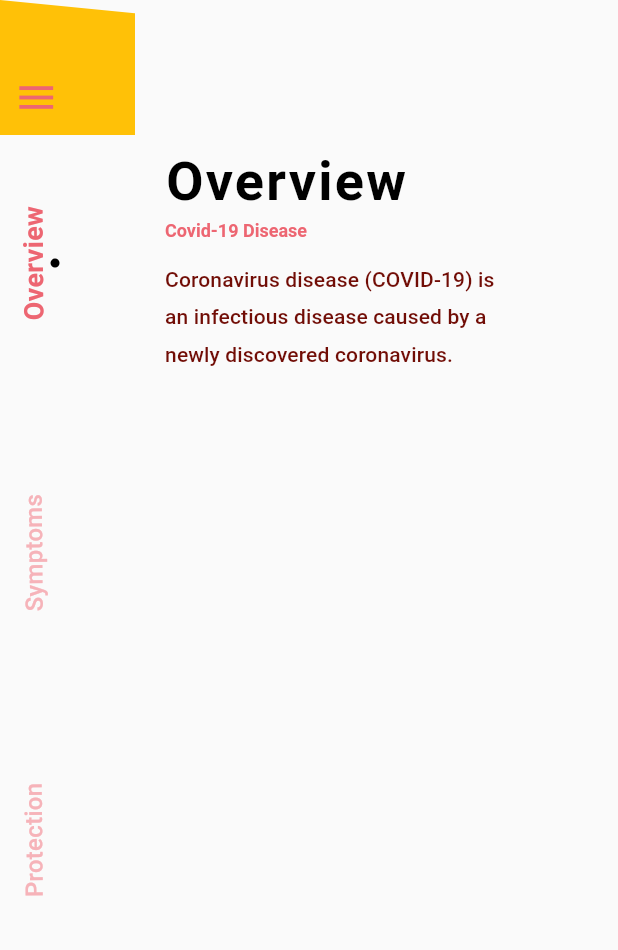
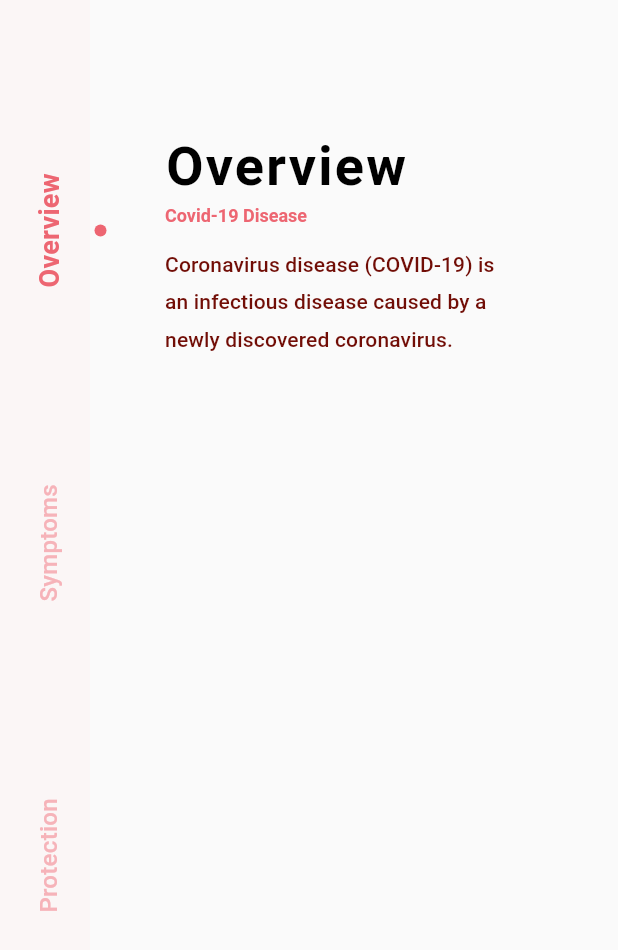
Before and after one commit to KeiShadow/Cz-covid19-tracker-app, a Flutter app: the screen it shows after launch, on a phone screen of 412 x 824 dp. Shown: the top 950 px of the screen. Run offline on Flutter 3.47's test engine with Material 2 defaults, Android fonts, the phone set to English and light mode, and no system bars; our stand-ins replace bloc, flutter_bloc, font_awesome_flutter, shared_preferences; missing offline and left inert: shared_preferences_web; Roboto replaces fonts that are missing (DM Sans).

Commit message:
Adding new sidebar. Adding flutter bloc for navigation.

```diff
--- /dev/null
+++ b/lib/config/navigation/navigation_bloc.dart
@@ -0,0 +1,34 @@
+import 'package:bloc/bloc.dart';
+import '../../views/protection_view/protection_view.dart';
+import '../../views/symptoms_view/symptoms_view.dart';
+import '../../views/overview_view/overview_view.dart';
+
+enum NavigationEvents {
+  OverviewViewClickEvent,
+  SymptomsViewClickEvent,
+  ProtectionViewClickEvent
+}
+
+abstract class NavigationStates {}
+
+class NavigationBloc extends Bloc<NavigationEvents, NavigationStates> {
+  NavigationBloc(NavigationStates initialState) : super(initialState);
+
+  @override
+  NavigationStates get initialState => OverviewView();
+
+  @override
+  Stream<NavigationStates> mapEventToState(NavigationEvents event) async* {
+    switch (event) {
+      case NavigationEvents.OverviewViewClickEvent:
+        yield OverviewView();
+        break;
+      case NavigationEvents.SymptomsViewClickEvent:
+        yield SymptomsView();
+        break;
+      case NavigationEvents.ProtectionViewClickEvent:
+        yield ProtectionView();
+        break;
+    }
+  }
+}
--- a/lib/views/main.dart
+++ b/lib/views/main.dart
@@ -1,7 +1,11 @@
-import 'package:covid19_stats/Localization/app_localizations.dart';
-import 'package:covid19_stats/config/themes/light_theme.dart';
-import 'package:covid19_stats/views/summary_view/overview_view.dart';
-import 'package:covid19_stats/widgets/custom_sidebar/sidebar_widget.dart';
+import 'package:covid19_stats/views/overview_view/overview_view.dart';
+
+import '../config/navigation/navigation_bloc.dart';
+import 'package:flutter_bloc/flutter_bloc.dart';
+
+import '../Localization/app_localizations.dart';
+import '../config/themes/light_theme.dart';
+import '../widgets/custom_sidebar/sidebar_widget.dart';
 import 'package:flutter/material.dart';
 import 'package:flutter_localizations/flutter_localizations.dart';
 
@@ -22,7 +26,6 @@ class MyApp extends StatelessWidget {
         GlobalWidgetsLocalizations.delegate,
       ],
       theme: lightTheme,
-      title: 'Flutter Demo',
       home: HomeScreen(),
     );
   }
@@ -33,17 +36,20 @@ class HomeScreen extends StatelessWidget {
   @override
   Widget build(BuildContext context) {
     return Scaffold(
-      body: Stack(
-        // fit: StackFit.passthrough,
-        children: [
-          Padding(
-              padding: EdgeInsets.only(left: 110, top: 100.0),
-              child: CovidSummaryView()),
-          // Container(
-          //     decoration: BoxDecoration(color: Colors.white),
-          //     child: CollapsingNavigationDrawer()),
-          SidebarWidget(),
-        ],
+      body: BlocProvider<NavigationBloc>(
+        create: (cotnext) => NavigationBloc(OverviewView()),
+        child: Stack(
+          children: [
+            BlocBuilder<NavigationBloc, NavigationStates>(
+              builder: (context, navigationState) {
+                return Padding(
+                    padding: EdgeInsets.only(left: 110, top: 90.0),
+                    child: navigationState as Widget);
+              },
+            ),
+            SidebarWidget(),
+          ],
+        ),
       ), // This trailing comma makes auto-formatting nicer for build methods.
     );
   }
--- a/lib/views/summary_view/overview_view.dart
+++ b/lib/views/overview_view/overview_view.dart
@@ -1,14 +1,15 @@
 import 'package:covid19_stats/Localization/app_localizations.dart';
+import '../../config/navigation/navigation_bloc.dart';
 
 import 'package:flutter/cupertino.dart';
 import 'package:flutter/material.dart';
 
-class CovidSummaryView extends StatefulWidget {
+class OverviewView extends StatefulWidget with NavigationStates {
   @override
-  _CovidSummaryViewState createState() => _CovidSummaryViewState();
+  _OverviewViewState createState() => _OverviewViewState();
 }
 
-class _CovidSummaryViewState extends State<CovidSummaryView> {
+class _OverviewViewState extends State<OverviewView> {
   @override
   Widget build(BuildContext context) {
     return Column(
--- a/lib/widgets/custom_sidebar/sidebar_clipper.dart
+++ b/lib/widgets/custom_sidebar/sidebar_clipper.dart
@@ -9,9 +9,17 @@ class SidebarClipper extends CustomClipper<Path> {
   Path getClip(Size size) {
     double width = size.width;
     double height = size.height;
+    Rect rect = Rect.fromPoints(Offset(0, 0), Offset(width - 50, height));
+
     Path path = Path()
-      ..lineTo(-height / 3, width + endYPosition!)
-      ..lineTo(height + width, startYPosition! + width)
+      ..addRect(rect)
+      ..moveTo(width / 2, startYPosition!)
+      ..quadraticBezierTo(
+        width + 15,
+        startYPosition! + width / 2,
+        width / 2,
+        endYPosition!,
+      )
       ..close();
 
     return path;
--- a/lib/widgets/custom_sidebar/sidebar_item.dart
+++ b/lib/widgets/custom_sidebar/sidebar_item.dart
@@ -1,6 +1,7 @@
 import 'package:covid19_stats/config/themes/theme.dart';
 import 'package:flutter/cupertino.dart';
 import 'package:flutter/material.dart';
+import 'dart:math' as math;
 
 class SidebarItem extends StatelessWidget {
   final String? title;
@@ -12,14 +13,18 @@ class SidebarItem extends StatelessWidget {
 
   @override
   Widget build(BuildContext context) {
-    return Transform.rotate(
-        angle: -1.58,
+    return Row(
+      mainAxisSize: MainAxisSize.max,
+      // crossAxisAlignment: CrossAxisAlignment.stretch,
+      mainAxisAlignment: MainAxisAlignment.spaceEvenly,
+      children: [
+        Container(
           child: GestureDetector(
               behavior: HitTestBehavior.translucent,
               onTap: () => onTap!(),
-          child: Column(
-            children: [
-              AnimatedDefaultTextStyle(
+              child: RotatedBox(
+                quarterTurns: -1,
+                child: AnimatedDefaultTextStyle(
                     child: Text(
                       title!,
                     ),
@@ -27,16 +32,44 @@ class SidebarItem extends StatelessWidget {
                         ? listSelectedTextStyle
                         : listTileDefaultTextStyle,
                     duration: Duration(milliseconds: 200)),
+              )),
+        ),
         AnimatedContainer(
-                height: 6,
-                width: 6,
+          height: 8,
+          width: 8,
           duration: Duration(milliseconds: 200),
           decoration: BoxDecoration(
               shape: BoxShape.circle,
-                    color: isSelected! ? Colors.black : Colors.transparent),
+              color: isSelected! ? primaryColor : Colors.transparent),
         )
       ],
-          ),
-        ));
+    );
+
+    // Transform.rotate(
+    //     angle: -1.57,
+    //     child: GestureDetector(
+    //       behavior: HitTestBehavior.translucent,
+    //       onTap: () => onTap!(),
+    //       child: Column(
+    //         children: [
+    //           AnimatedDefaultTextStyle(
+    //               child: Text(
+    //                 title!,
+    //               ),
+    //               style: isSelected!
+    //                   ? listSelectedTextStyle
+    //                   : listTileDefaultTextStyle,
+    //               duration: Duration(milliseconds: 200)),
+    //           AnimatedContainer(
+    //             height: 6,
+    //             width: 6,
+    //             duration: Duration(milliseconds: 200),
+    //             decoration: BoxDecoration(
+    //                 shape: BoxShape.circle,
+    //                 color: isSelected! ? Colors.black : Colors.transparent),
+    //           )
+    //         ],
+    //       ),
+    //     ));
   }
 }
--- a/lib/widgets/custom_sidebar/sidebar_widget.dart
+++ b/lib/widgets/custom_sidebar/sidebar_widget.dart
@@ -1,9 +1,11 @@
-import 'package:covid19_stats/Localization/app_localizations.dart';
-import 'package:covid19_stats/config/themes/theme.dart';
-import 'package:covid19_stats/widgets/custom_sidebar/sidebar_clipper.dart';
-import 'package:covid19_stats/widgets/custom_sidebar/sidebar_item.dart';
+import '../../Localization/app_localizations.dart';
+import '../../config/navigation/navigation_bloc.dart';
+import '../../config/themes/theme.dart';
+import '../../widgets/custom_sidebar/sidebar_clipper.dart';
+import '../../widgets/custom_sidebar/sidebar_item.dart';
 import 'package:flutter/cupertino.dart';
 import 'package:flutter/material.dart';
+import 'package:flutter_bloc/flutter_bloc.dart';
 
 class SidebarWidget extends StatefulWidget {
   @override
@@ -19,8 +21,8 @@ class _SidebarWidgetState extends State<SidebarWidget> {
 
   RenderBox? renderBox;
   double? startYPosition;
-
-  void onTap(int index) {
+  Size? selectedWidgetSize;
+  void onTap(int index, NavigationEvents event, context) {
     setState(() {
       currentSelectedIndex = index;
       switch (currentSelectedIndex) {
@@ -38,50 +40,45 @@ class _SidebarWidgetState extends State<SidebarWidget> {
           break;
       }
 
+      selectedWidgetSize = renderBox!.size;
       startYPosition = renderBox!.localToGlobal(Offset.zero).dy;
     });
+    BlocProvider.of<NavigationBloc>(context).add(event);
   }
 
   @override
   Widget build(BuildContext context) {
     return Stack(
-      clipBehavior: Clip.none,
       children: [
         Positioned(
-          width: 90,
+          width: 110,
           left: 0,
           bottom: 0,
           top: 0,
           child: ClipPath(
             clipper: SidebarClipper(
-              (startYPosition == null) ? 0 : startYPosition! - 40,
-              (startYPosition == null) ? 0 : startYPosition! + 80,
+              (startYPosition == null || selectedWidgetSize == null)
+                  ? 0
+                  : startYPosition! - 20,
+              (startYPosition == null || selectedWidgetSize == null)
+                  ? 0
+                  : startYPosition! + selectedWidgetSize!.width + 20,
             ),
             child: Container(
-              decoration: BoxDecoration(color: Colors.amber),
+              decoration: BoxDecoration(color: drawerBackground),
             ),
           ),
         ),
         Positioned(
-          left: -15,
-          top: 0,
-          bottom: 0,
+            width: 90,
+            left: 0,
+            bottom: 150,
+            top: 50,
             child: Column(
               children: [
-              SizedBox(
-                height: 50,
-              ),
-              Icon(
-                Icons.menu,
-                size: 30,
-                color: primaryColor,
-              ),
-              SizedBox(
-                height: 80,
-              ),
                 Expanded(
                   child: Column(
-                  mainAxisAlignment: MainAxisAlignment.spaceBetween,
+                    mainAxisAlignment: MainAxisAlignment.spaceAround,
                     mainAxisSize: MainAxisSize.max,
                     children: [
                       SidebarItem(
@@ -89,37 +86,31 @@ class _SidebarWidgetState extends State<SidebarWidget> {
                         title:
                             AppLocalizations.of(context)!.translate('overview'),
                         isSelected: currentSelectedIndex == 0,
-                      onTap: () => onTap(0),
+                        onTap: () => onTap(0,
+                            NavigationEvents.OverviewViewClickEvent, context),
                       ),
                       SidebarItem(
                         key: _symptomsKey,
                         title:
                             AppLocalizations.of(context)!.translate('symptoms'),
                         isSelected: currentSelectedIndex == 1,
-                      onTap: () => onTap(1),
+                        onTap: () => onTap(1,
+                            NavigationEvents.SymptomsViewClickEvent, context),
                       ),
                       SidebarItem(
                         key: _protectionKey,
-                      title:
-                          AppLocalizations.of(context)!.translate('protection'),
+                        title: AppLocalizations.of(context)!
+                            .translate('protection'),
                         isSelected: currentSelectedIndex == 2,
-                      onTap: () => onTap(2),
+                        onTap: () => onTap(2,
+                            NavigationEvents.ProtectionViewClickEvent, context),
                       )
                     ],
                   ),
-              ),
-              SizedBox(
-                height: 250,
-              ),
+                )
               ],
-          ),
-        ),
+            ))
       ],
     );
   }
 }
-
-
-/**
- *
- */
--- a/pubspec.yaml
+++ b/pubspec.yaml
@@ -33,6 +33,7 @@ dependencies:
   # Use with the CupertinoIcons class for iOS style icons.
   cupertino_icons: ^1.0.2
   intl: ^0.17.0
+  flutter_bloc: ^7.0.0
 
 dev_dependencies:
   flutter_test:
```
Also changed, not shown: lib/views/protection_view/protection_view.dart (added, +25 -0 lines), lib/views/symptoms_view/symptoms_view.dart (added, +25 -0 lines), 3 other files. Lines whose indentation alone changed are shown as unchanged.
